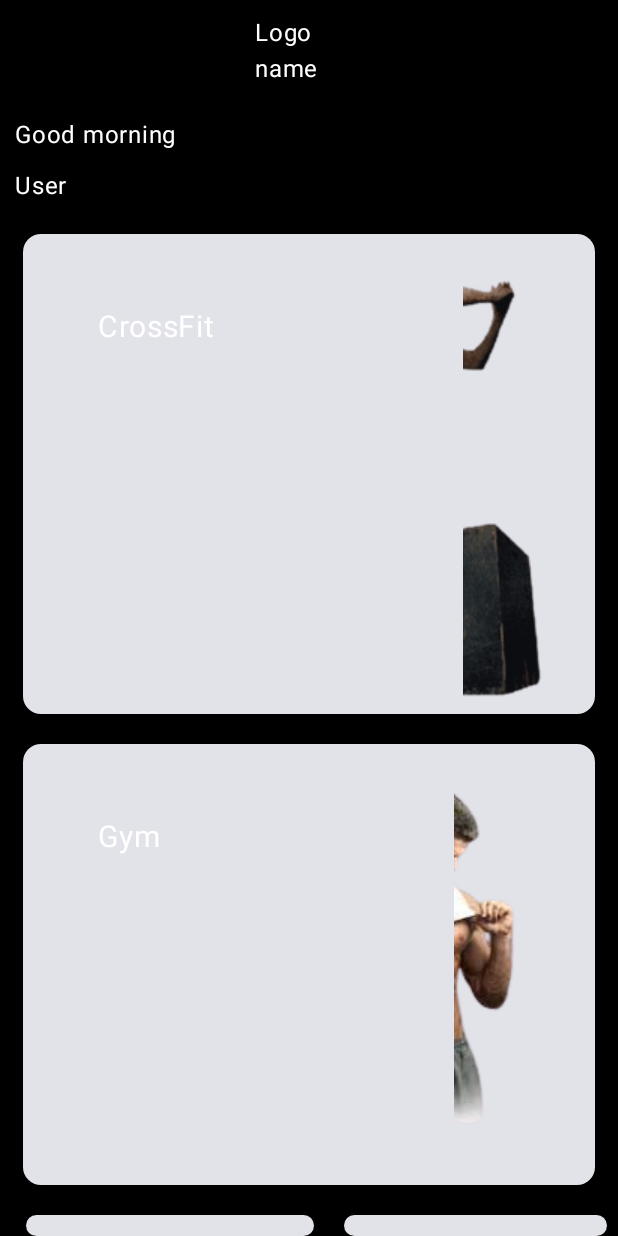
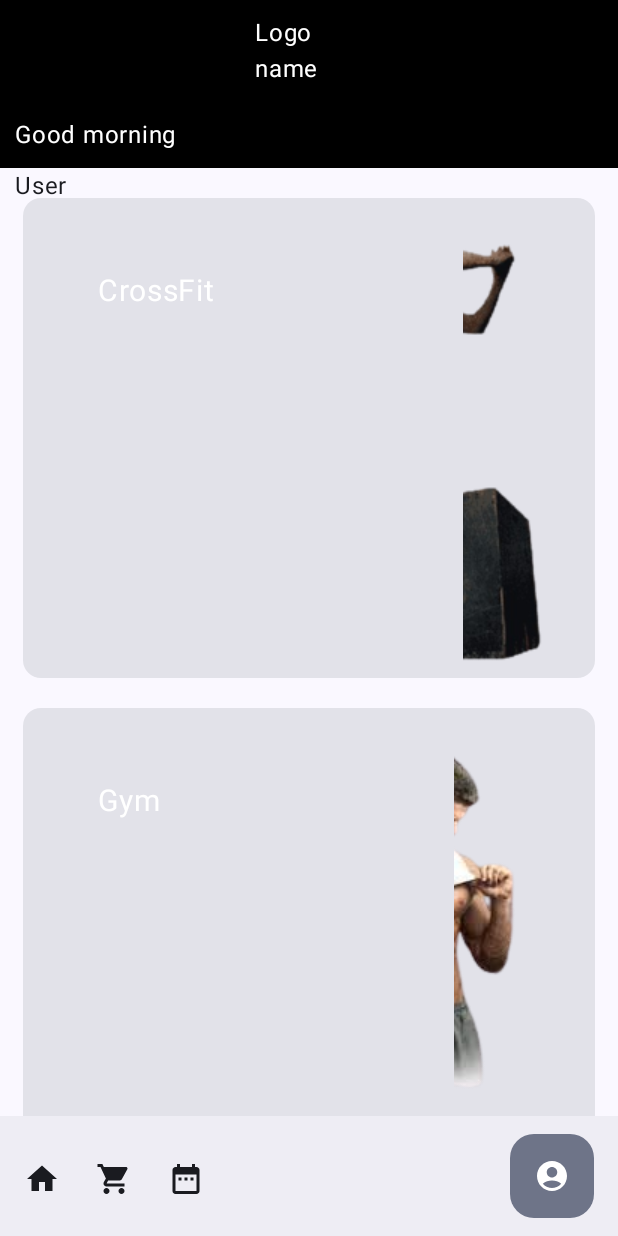
Before and after one commit to abhay99199/extra, an Android app built with Jetpack Compose: the composable home shown on its own in the app's theme, on a phone screen of 412 x 824 dp. Run offline under Robolectric (Android 15) with nearby library versions, the light colour scheme and no system bars; 1 statement that could not run was skipped.

Commit message:
third Update

```diff
--- a/app/src/main/AndroidManifest.xml
+++ b/app/src/main/AndroidManifest.xml
@@ -1,6 +1,7 @@
 <?xml version="1.0" encoding="utf-8"?>
 <manifest xmlns:android="http://schemas.android.com/apk/res/android"
     xmlns:tools="http://schemas.android.com/tools">
+    <uses-permission android:name="android.permission.INTERNET"/>
 
     <application
         android:allowBackup="true"
--- a/app/src/main/java/com/example/extra/MainActivity.kt
+++ b/app/src/main/java/com/example/extra/MainActivity.kt
@@ -25,6 +25,8 @@ class MainActivity : ComponentActivity() {
 //                    gender()
 //                    home()
                     MyNavigation()
+//                    measure()
+//                    CrossFit()
                 }
             }
         }
--- a/app/src/main/java/com/example/extra/ui/Screen/home.kt
+++ b/app/src/main/java/com/example/extra/ui/Screen/home.kt
@@ -7,7 +7,19 @@ import androidx.compose.foundation.layout.Box
 import androidx.compose.foundation.layout.Column
 import androidx.compose.foundation.layout.Row
 import androidx.compose.foundation.layout.padding
+import androidx.compose.material.icons.Icons
+import androidx.compose.material.icons.filled.AccountCircle
+import androidx.compose.material.icons.filled.DateRange
+import androidx.compose.material.icons.filled.Home
+import androidx.compose.material.icons.filled.ShoppingCart
+import androidx.compose.material3.BottomAppBar
+import androidx.compose.material3.BottomAppBarDefaults
 import androidx.compose.material3.Card
+import androidx.compose.material3.FloatingActionButton
+import androidx.compose.material3.FloatingActionButtonDefaults
+import androidx.compose.material3.Icon
+import androidx.compose.material3.IconButton
+import androidx.compose.material3.Scaffold
 import androidx.compose.material3.Text
 import androidx.compose.runtime.Composable
 import androidx.compose.ui.Alignment
@@ -21,7 +33,14 @@ import com.example.extra.R
 
 @Composable
 fun home(
-    navigateToNext: () -> Unit
+    navigateToNext: () -> Unit,
+//    navigateToCrossFit: () -> Unit,
+//    navigateToGym: () -> Unit,
+//    navigateToDumbbell: () -> Unit,
+//    navigateToYoga: () -> Unit,
+//    navigateToFocus: () -> Unit,
+//    navigateToComingSoon: () -> Unit
+
 ) {
     Box(modifier = Modifier.background(Color.Black))
     {
@@ -34,9 +53,49 @@ fun home(
                 text = "Good morning", color = Color.White,
                 modifier = Modifier.padding(10.dp, 10.dp)
             )
+
+
+            Scaffold(
+                bottomBar = {
+                    BottomAppBar(
+                        actions = {
+
+                            IconButton(onClick = { /* do something */ }) {
+                                Icon(
+                                    Icons.Filled.Home,
+                                    contentDescription = "Localized description",
+                                )
+                            }
+                            IconButton(onClick = { /* do something */ }) {
+                                Icon(
+                                    Icons.Filled.ShoppingCart,
+                                    contentDescription = "Localized description"
+                                )
+                            }
+                            IconButton(onClick = { /* do something */ }) {
+                                Icon(
+                                    Icons.Filled.DateRange,
+                                    contentDescription = "Localized description",
+                                )
+                            }
+
+                        },
+                        floatingActionButton = {
+                            FloatingActionButton(
+                                onClick = { /* do something */ },
+                                containerColor = BottomAppBarDefaults.bottomAppBarFabColor,
+                                elevation = FloatingActionButtonDefaults.bottomAppBarFabElevation()
+                            ) {
+                                Icon(Icons.Filled.AccountCircle, "Localized description")
+                            }
+                        }
+                    )
+                },
+            )
+            { innerPadding ->
                 Text(
-                text = "User", color = Color.White,
-                modifier = Modifier.padding(10.dp, 0.dp)
+                    modifier = Modifier.padding(innerPadding).padding(10.dp, 0.dp),
+                    text = "User"
                 )
                 Column {
                     Card(modifier = Modifier.padding(horizontal = 15.dp, vertical = 20.dp)
@@ -133,3 +192,4 @@ fun home(
             }
         }
     }
+}
```
Also changed, not shown: app/build.gradle.kts (+6 -1 lines), app/src/main/java/com/example/extra/ui/Screen/CrossFit.kt (added, +34 -0 lines), app/src/main/java/com/example/extra/ui/Screen/measure.kt (added, +73 -0 lines), app/src/main/java/com/example/extra/ui/theme/MyNavigation.kt (+7 -0 lines), app/src/main/res/drawable/exersice_1.gif (added), app/src/main/res/drawable/measure.png (added). Lines whose indentation alone changed are shown as unchanged.
